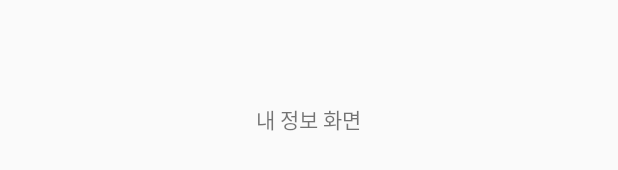
After one commit to RobertHan96/SignupExample_0408, an Android app: the layout activity_my_page.xml on its own in the app's theme, with its tools: preview values and no code run, on a phone screen of 412 x 824 dp. The commit adds this screen. Shown: the part 499-669 px from the top of the screen. Run offline under Robolectric (Android 15) with nearby library versions, the phone set to English and light mode, and no system bars.

Commit message:
6th commit : 두번째 액티비티 추가

```diff
--- a/app/src/main/AndroidManifest.xml
+++ b/app/src/main/AndroidManifest.xml
@@ -9,6 +9,7 @@
         android:roundIcon="@mipmap/ic_launcher_round"
         android:supportsRtl="true"
         android:theme="@style/AppTheme">
+        <activity android:name=".MyPageActivity"></activity>
         <activity android:name=".MainActivity">
             <intent-filter>
                 <action android:name="android.intent.action.MAIN" />
--- /dev/null
+++ b/app/src/main/res/layout/activity_my_page.xml
@@ -0,0 +1,16 @@
+<?xml version="1.0" encoding="utf-8"?>
+<LinearLayout xmlns:android="http://schemas.android.com/apk/res/android"
+    xmlns:app="http://schemas.android.com/apk/res-auto"
+    xmlns:tools="http://schemas.android.com/tools"
+    android:layout_width="match_parent"
+    android:layout_height="match_parent"
+    android:orientation="vertical"
+    android:gravity="center"
+    tools:context=".MyPageActivity">
+
+    <TextView
+        android:layout_width="wrap_content"
+        android:layout_height="wrap_content"
+        android:text="내 정보 화면"/>
+
+</LinearLayout>
--- a/app/src/main/res/values/strings.xml
+++ b/app/src/main/res/values/strings.xml
@@ -1,3 +1,3 @@
 <resources>
-    <string name="app_name">SignupExample_0408</string>
+    <string name="app_name">회원가입 연습</string>
 </resources>
--- a/app/src/main/res/values/styles.xml
+++ b/app/src/main/res/values/styles.xml
@@ -1,7 +1,7 @@
 <resources>
 
     <!-- Base application theme. -->
-    <style name="AppTheme" parent="Theme.AppCompat.Light.DarkActionBar">
+    <style name="AppTheme" parent="Theme.AppCompat.Light.NoActionBar">
         <!-- Customize your theme here. -->
         <item name="colorPrimary">@color/colorPrimary</item>
         <item name="colorPrimaryDark">@color/colorPrimaryDark</item>
```
Also changed, not shown: app/src/main/java/com/nexon/signupexample_0408/MyPageActivity.kt (added, +12 -0 lines).
